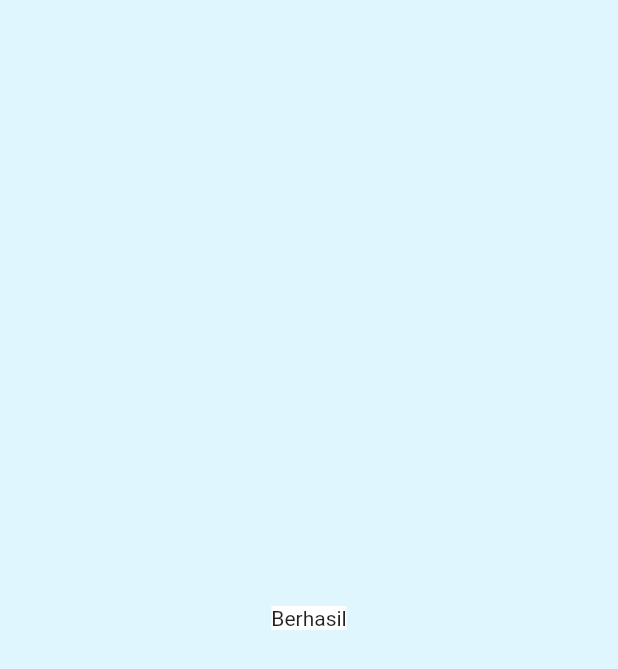
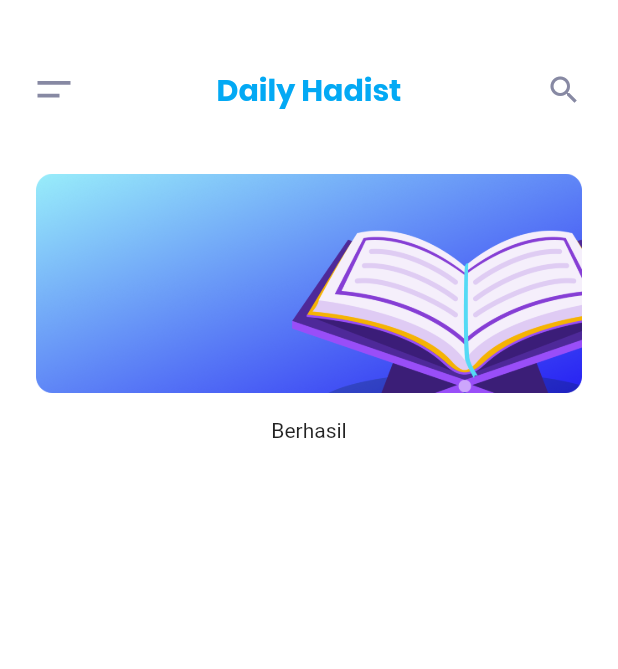
Before and after one commit to krisnachy/project_hadits, a Flutter app: the screen it shows after launch, on a phone screen of 412 x 824 dp. Shown: the top 669 px of the screen. Run offline on Flutter 3.47's test engine with Material 2 defaults, Android fonts, the phone set to English and light mode, and no system bars; our stand-ins replace flutter_svg, lottie; missing offline and left inert: dart:ffi.

Commit message:
update layout

```diff
--- a/lib/utils/color_helper.dart
+++ b/lib/utils/color_helper.dart
@@ -2,4 +2,5 @@ import 'package:flutter/material.dart';
 
 class ColorHelper {
   static const mainColor = Color.fromRGBO(223, 246, 255, 1);
+  static const greyColor = Color(0xff8789A3);
 }
--- a/lib/view/pages/home/home_page.dart
+++ b/lib/view/pages/home/home_page.dart
@@ -1,4 +1,7 @@
 import 'package:flutter/material.dart';
+import 'package:flutter/services.dart';
+import 'package:flutter_svg/flutter_svg.dart';
+import 'package:project_hadith/constant/sdp.dart';
 import 'package:project_hadith/utils/color_helper.dart';
 
 class HomePage extends StatefulWidget {
@@ -11,12 +14,54 @@ class HomePage extends StatefulWidget {
 class _HomePageState extends State<HomePage> {
   @override
   Widget build(BuildContext context) {
+    SystemChrome.setSystemUIOverlayStyle(SystemUiOverlayStyle(
+      statusBarColor: ColorHelper.mainColor,
+      statusBarIconBrightness: Brightness.dark,
+      statusBarBrightness: Brightness.light,
+    ));
+
     return Scaffold(
-      backgroundColor: ColorHelper.mainColor,
-      body: Center(
-        child: Container(
-          color: Colors.white,
-          child: Text('Berhasil'),
+      backgroundColor: Colors.white,
+      body: SafeArea(
+        child: Column(
+          children: [
+            Container(
+              margin: EdgeInsets.fromLTRB(24, 45, 24, 0),
+              width: double.infinity,
+              child: Row(
+                mainAxisAlignment: MainAxisAlignment.spaceBetween,
+                children: [
+                  SvgPicture.asset('assets/ic_burger.svg'),
+                  Text("Daily Hadist",
+                      style: TextStyle(
+                          fontFamily: "Poppins",
+                          fontSize: 20,
+                          fontWeight: FontWeight.w700,
+                          color: Colors.lightBlue)),
+                  Align(
+                    alignment: Alignment.topRight,
+                    child: Icon(
+                      Icons.search,
+                      color: ColorHelper.greyColor,
+                    ),
+                  )
+                ],
+              ),
+            ),
+            Center(
+              child: Container(
+                margin: const EdgeInsets.only(left: 24, right: 24, top: 24),
+                width: double.infinity,
+                height: SDP.sdp(131),
+                child: Image.asset('assets/ic_quran.png')),
+            ),
+            Center(
+              child: Container(
+                color: Colors.white,
+                child: Text('Berhasil'),
+              ),
+            ),
+          ],
         ),
       ),
     );
```
Also changed, not shown: pubspec.yaml (+8 -1 lines), assets/font/Poppins-Bold.ttf (added), assets/font/Poppins-Regular.ttf (added), assets/font/Poppins-SemiBold.ttf (added), assets/ic_burger.svg (added), assets/ic_quran.png (added), assets/ic_quran.svg (added), pubspec.lock.
